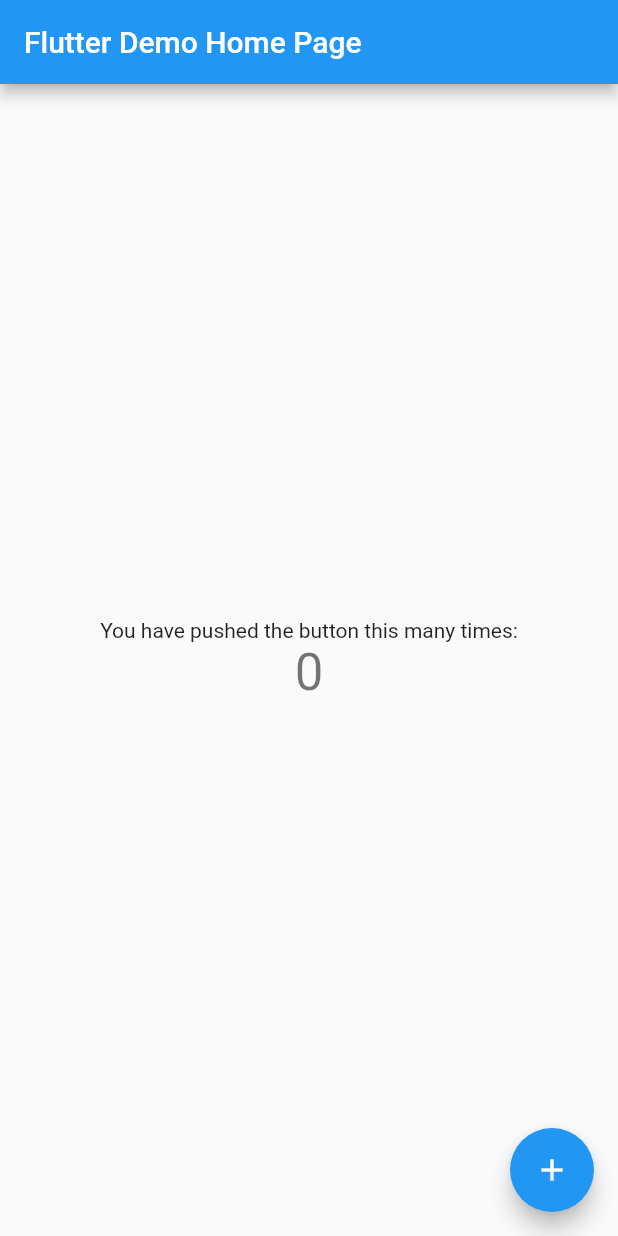
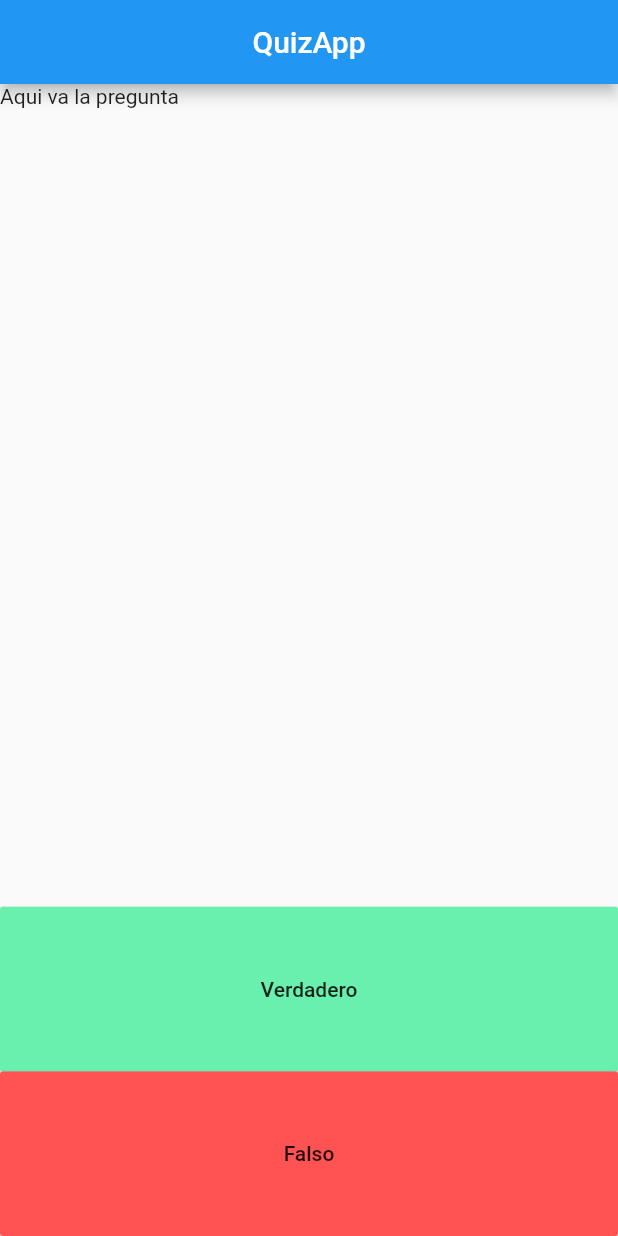
Before and after one commit to cparragatorres/flutter_codigo5_quiz, a Flutter app: the screen it shows after launch, on a phone screen of 412 x 824 dp. Run offline on Flutter 3.47's test engine with Material 2 defaults, Android fonts, the phone set to English and light mode, and no system bars.

Commit message:
Expanded Text and buttons

```diff
--- a/lib/main.dart
+++ b/lib/main.dart
@@ -1,115 +1,52 @@
 import 'package:flutter/material.dart';
 
 void main() {
-  runApp(const MyApp());
+  runApp(MyApp());
 }
 
 class MyApp extends StatelessWidget {
   const MyApp({Key? key}) : super(key: key);
 
-  // This widget is the root of your application.
   @override
   Widget build(BuildContext context) {
     return MaterialApp(
-      title: 'Flutter Demo',
-      theme: ThemeData(
-        // This is the theme of your application.
-        //
-        // Try running your application with "flutter run". You'll see the
-        // application has a blue toolbar. Then, without quitting the app, try
-        // changing the primarySwatch below to Colors.green and then invoke
-        // "hot reload" (press "r" in the console where you ran "flutter run",
-        // or simply save your changes to "hot reload" in a Flutter IDE).
-        // Notice that the counter didn't reset back to zero; the application
-        // is not restarted.
-        primarySwatch: Colors.blue,
-      ),
-      home: const MyHomePage(title: 'Flutter Demo Home Page'),
+      home: QuizPage(),
     );
   }
 }
 
-class MyHomePage extends StatefulWidget {
-  const MyHomePage({Key? key, required this.title}) : super(key: key);
-
-  // This widget is the home page of your application. It is stateful, meaning
-  // that it has a State object (defined below) that contains fields that affect
-  // how it looks.
-
-  // This class is the configuration for the state. It holds the values (in this
-  // case the title) provided by the parent (in this case the App widget) and
-  // used by the build method of the State. Fields in a Widget subclass are
-  // always marked "final".
-
-  final String title;
-
-  @override
-  State<MyHomePage> createState() => _MyHomePageState();
-}
-
-class _MyHomePageState extends State<MyHomePage> {
-  int _counter = 0;
-
-  void _incrementCounter() {
-    setState(() {
-      // This call to setState tells the Flutter framework that something has
-      // changed in this State, which causes it to rerun the build method below
-      // so that the display can reflect the updated values. If we changed
-      // _counter without calling setState(), then the build method would not be
-      // called again, and so nothing would appear to happen.
-      _counter++;
-    });
-  }
+class QuizPage extends StatelessWidget {
+  const QuizPage({Key? key}) : super(key: key);
 
   @override
   Widget build(BuildContext context) {
-    // This method is rerun every time setState is called, for instance as done
-    // by the _incrementCounter method above.
-    //
-    // The Flutter framework has been optimized to make rerunning build methods
-    // fast, so that you can just rebuild anything that needs updating rather
-    // than having to individually change instances of widgets.
     return Scaffold(
       appBar: AppBar(
-        // Here we take the value from the MyHomePage object that was created by
-        // the App.build method, and use it to set our appbar title.
-        title: Text(widget.title),
+        title: Text("QuizApp"),
+        centerTitle: true,
       ),
-      body: Center(
-        // Center is a layout widget. It takes a single child and positions it
-        // in the middle of the parent.
-        child: Column(
-          // Column is also a layout widget. It takes a list of children and
-          // arranges them vertically. By default, it sizes itself to fit its
-          // children horizontally, and tries to be as tall as its parent.
-          //
-          // Invoke "debug painting" (press "p" in the console, choose the
-          // "Toggle Debug Paint" action from the Flutter Inspector in Android
-          // Studio, or the "Toggle Debug Paint" command in Visual Studio Code)
-          // to see the wireframe for each widget.
-          //
-          // Column has various properties to control how it sizes itself and
-          // how it positions its children. Here we use mainAxisAlignment to
-          // center the children vertically; the main axis here is the vertical
-          // axis because Columns are vertical (the cross axis would be
-          // horizontal).
-          mainAxisAlignment: MainAxisAlignment.center,
-          children: <Widget>[
-            const Text(
-              'You have pushed the button this many times:',
+      body: Column(
+        crossAxisAlignment: CrossAxisAlignment.stretch,
+        children: [
+          Expanded(
+              flex: 5,
+              child: Text("Aqui va la pregunta")),
+          Expanded(
+            child: MaterialButton(
+              color: Colors.greenAccent,
+              child: Text("Verdadero"),
+              onPressed: () {},
             ),
-            Text(
-              '$_counter',
-              style: Theme.of(context).textTheme.headline4,
+          ),
+          Expanded(
+            child: MaterialButton(
+              color: Colors.redAccent,
+              child: Text("Falso"),
+              onPressed: () {},
             ),
-          ],
-        ),
+          ),
+        ],
       ),
-      floatingActionButton: FloatingActionButton(
-        onPressed: _incrementCounter,
-        tooltip: 'Increment',
-        child: const Icon(Icons.add),
-      ), // This trailing comma makes auto-formatting nicer for build methods.
     );
   }
 }
```
